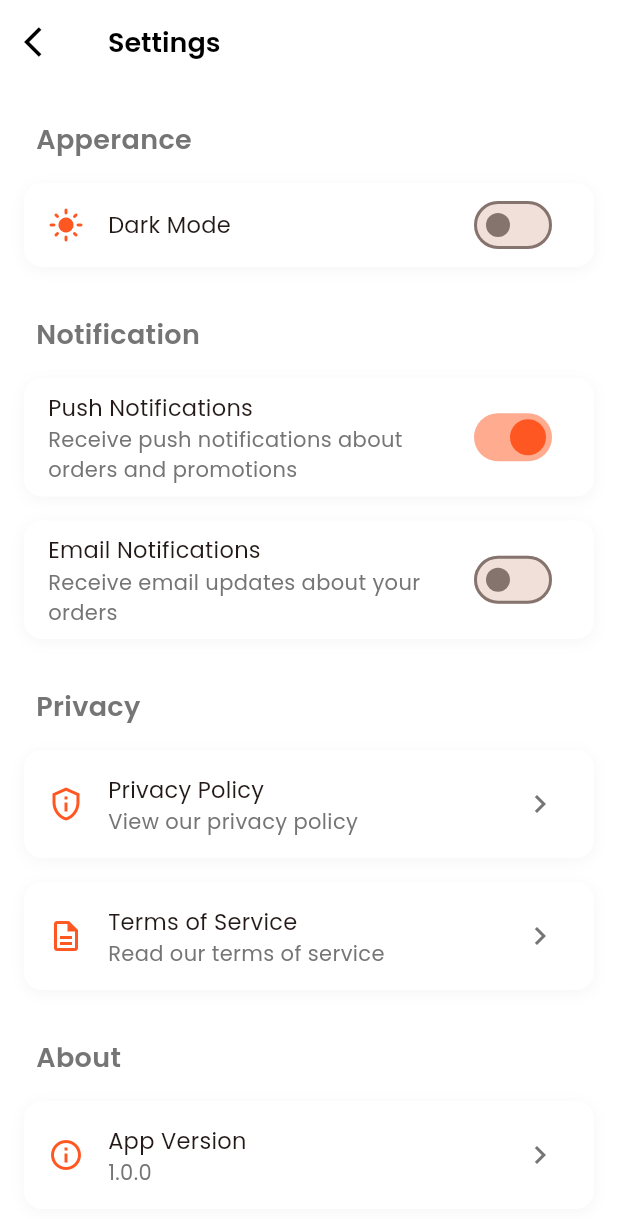
After one commit to penhele/ecommerce-app, a Flutter app: the SettingScreen screen opened directly, on a phone screen of 412 x 824 dp. The commit adds this screen. Shown: the top 1219 px of the screen. Run offline on Flutter 3.47's test engine with Material 3 defaults, Android fonts, the phone set to English and light mode, and no system bars; our stand-ins replace get, get_storage, google_fonts, share_plus; accounts and stored records are empty.

Commit message:
feat: add setting screen

```diff
--- a/lib/view/account/account.dart
+++ b/lib/view/account/account.dart
@@ -4,6 +4,7 @@ import 'package:get/get.dart';
 import '../../controller/auth_controller.dart';
 import '../../utils/app_textstyles.dart';
 import '../auth/signin.dart';
+import 'setting.dart';
 
 class AccountScreen extends StatelessWidget {
   const AccountScreen({super.key});
@@ -21,6 +22,15 @@ class AccountScreen extends StatelessWidget {
             isDark ? Colors.white : Colors.black,
           ),
         ),
+        actions: [
+          IconButton(
+            onPressed: () => Get.to(() => const SettingScreen()),
+            icon: Icon(
+              Icons.settings_outlined,
+              color: isDark ? Colors.white : Colors.black,
+            ),
+          ),
+        ],
       ),
       body: SingleChildScrollView(
         child: Column(
--- /dev/null
+++ b/lib/view/account/setting.dart
@@ -0,0 +1,238 @@
+import 'package:flutter/material.dart';
+import 'package:get/get.dart';
+
+import '../../controller/theme_controller.dart';
+import '../../utils/app_textstyles.dart';
+
+class SettingScreen extends StatelessWidget {
+  const SettingScreen({super.key});
+
+  @override
+  Widget build(BuildContext context) {
+    final isDark = Theme.of(context).brightness == Brightness.dark;
+
+    return Scaffold(
+      backgroundColor: Theme.of(context).scaffoldBackgroundColor,
+      appBar: AppBar(
+        leading: IconButton(
+          onPressed: () => Get.back(),
+          icon: Icon(
+            Icons.arrow_back_ios,
+            color: isDark ? Colors.white : Colors.black,
+          ),
+        ),
+        title: Text(
+          'Settings',
+          style: AppTextStyle.withColor(
+            AppTextStyle.h3,
+            isDark ? Colors.white : Colors.black,
+          ),
+        ),
+      ),
+      body: SingleChildScrollView(
+        child: Column(
+          children: [
+            _buildSection(context, 'Apperance', [_buildThemeToggle(context)]),
+            _buildSection(context, 'Notification', [
+              _buildSwitchTile(
+                context,
+                'Push Notifications',
+                'Receive push notifications about orders and promotions',
+                true,
+              ),
+              _buildSwitchTile(
+                context,
+                'Email Notifications',
+                'Receive email updates about your orders',
+                false,
+              ),
+            ]),
+            _buildSection(context, 'Privacy', [
+              _buildNavigationTile(
+                context,
+                'Privacy Policy',
+                'View our privacy policy',
+                Icons.privacy_tip_outlined,
+              ),
+              _buildNavigationTile(
+                context,
+                'Terms of Service',
+                'Read our terms of service',
+                Icons.description_outlined,
+              ),
+            ]),
+            _buildSection(context, 'About', [
+              _buildNavigationTile(
+                context,
+                'App Version',
+                '1.0.0',
+                Icons.info_outline,
+              ),
+            ]),
+          ],
+        ),
+      ),
+    );
+  }
+
+  Widget _buildSection(
+    BuildContext context,
+    String title,
+    List<Widget> children,
+  ) {
+    final isDark = Theme.of(context).brightness == Brightness.dark;
+
+    return Column(
+      crossAxisAlignment: CrossAxisAlignment.start,
+      children: [
+        Padding(
+          padding: const EdgeInsets.fromLTRB(24, 24, 24, 8),
+          child: Text(
+            title,
+            style: AppTextStyle.withColor(
+              AppTextStyle.h3,
+              isDark ? Colors.grey.shade400 : Colors.grey.shade600,
+            ),
+          ),
+        ),
+        ...children,
+      ],
+    );
+  }
+
+  Widget _buildThemeToggle(BuildContext context) {
+    final isDark = Theme.of(context).brightness == Brightness.dark;
+
+    return GetBuilder<ThemeController>(
+      builder: (controller) => Container(
+        margin: const EdgeInsets.symmetric(horizontal: 16, vertical: 8),
+        decoration: BoxDecoration(
+          color: Theme.of(context).cardColor,
+          borderRadius: BorderRadius.circular(12),
+          boxShadow: [
+            BoxShadow(
+              color: isDark
+                  ? Colors.black.withValues(alpha: 0.1)
+                  : Colors.grey.withValues(alpha: 0.1),
+              blurRadius: 8,
+              offset: const Offset(0, 2),
+            ),
+          ],
+        ),
+        child: ListTile(
+          leading: Icon(
+            controller.isDarkMode ? Icons.dark_mode : Icons.light_mode,
+            color: Theme.of(context).primaryColor,
+          ),
+          title: Text(
+            'Dark Mode',
+            style: AppTextStyle.withColor(
+              AppTextStyle.bodyMedium,
+              Theme.of(context).textTheme.bodyLarge!.color!,
+            ),
+          ),
+          trailing: Switch(
+            value: controller.isDarkMode,
+            onChanged: (value) => controller.toggleTheme(),
+            activeColor: Theme.of(context).primaryColor,
+          ),
+        ),
+      ),
+    );
+  }
+
+  Widget _buildSwitchTile(
+    BuildContext context,
+    String title,
+    String subtitle,
+    bool initialValue,
+  ) {
+    final isDark = Theme.of(context).brightness == Brightness.dark;
+
+    return Container(
+      margin: const EdgeInsets.symmetric(horizontal: 16, vertical: 8),
+      decoration: BoxDecoration(
+        color: Theme.of(context).cardColor,
+        borderRadius: BorderRadius.circular(12),
+        boxShadow: [
+          BoxShadow(
+            color: isDark
+                ? Colors.black.withValues(alpha: 0.2)
+                : Colors.grey.withValues(alpha: 0.1),
+            blurRadius: 8,
+            offset: const Offset(0, 2),
+          ),
+        ],
+      ),
+      child: ListTile(
+        title: Text(
+          title,
+          style: AppTextStyle.withColor(
+            AppTextStyle.bodyMedium,
+            Theme.of(context).textTheme.bodyLarge!.color!,
+          ),
+        ),
+        subtitle: Text(
+          subtitle,
+          style: AppTextStyle.withColor(
+            AppTextStyle.bodySmall,
+            isDark ? Colors.grey.shade400 : Colors.grey.shade600,
+          ),
+        ),
+        trailing: Switch(
+          value: initialValue,
+          onChanged: (value) {},
+          activeColor: Theme.of(context).primaryColor,
+        ),
+      ),
+    );
+  }
+
+  Widget _buildNavigationTile(
+    BuildContext context,
+    String title,
+    String subtitle,
+    IconData icon,
+  ) {
+    final isDark = Theme.of(context).brightness == Brightness.dark;
+
+    return Container(
+      margin: const EdgeInsets.symmetric(horizontal: 16, vertical: 8),
+      decoration: BoxDecoration(
+        color: Theme.of(context).cardColor,
+        borderRadius: BorderRadius.circular(12),
+        boxShadow: [
+          BoxShadow(
+            color: isDark
+                ? Colors.black.withValues(alpha: 0.2)
+                : Colors.grey.withValues(alpha: 0.1),
+            blurRadius: 8,
+            offset: const Offset(0, 2),
+          ),
+        ],
+      ),
+      child: ListTile(
+        leading: Icon(icon, color: Theme.of(context).primaryColor),
+        title: Text(
+          title,
+          style: AppTextStyle.withColor(
+            AppTextStyle.bodyMedium,
+            Theme.of(context).textTheme.bodyLarge!.color!,
+          ),
+        ),
+        subtitle: Text(
+          subtitle,
+          style: AppTextStyle.withColor(
+            AppTextStyle.bodySmall,
+            isDark ? Colors.grey.shade400 : Colors.grey.shade600,
+          ),
+        ),
+        trailing: Icon(
+          Icons.chevron_right,
+          color: isDark ? Colors.grey.shade400 : Colors.grey.shade600,
+        ),
+        onTap: () {},
+      ),
+    );
+  }
+}
```
